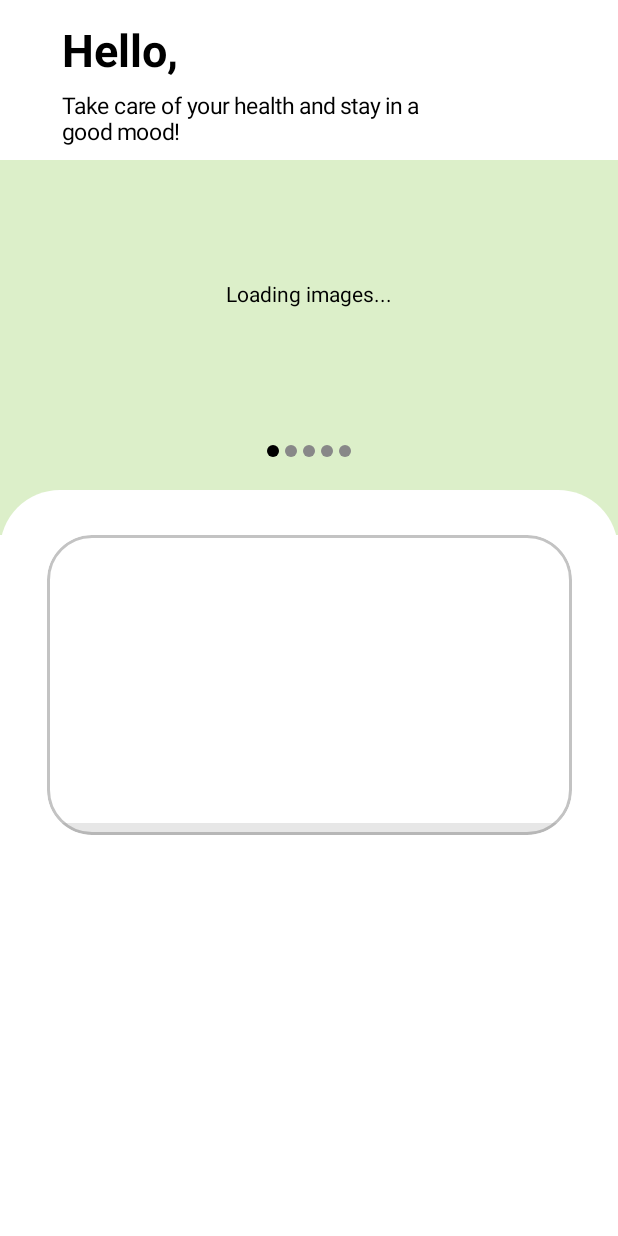
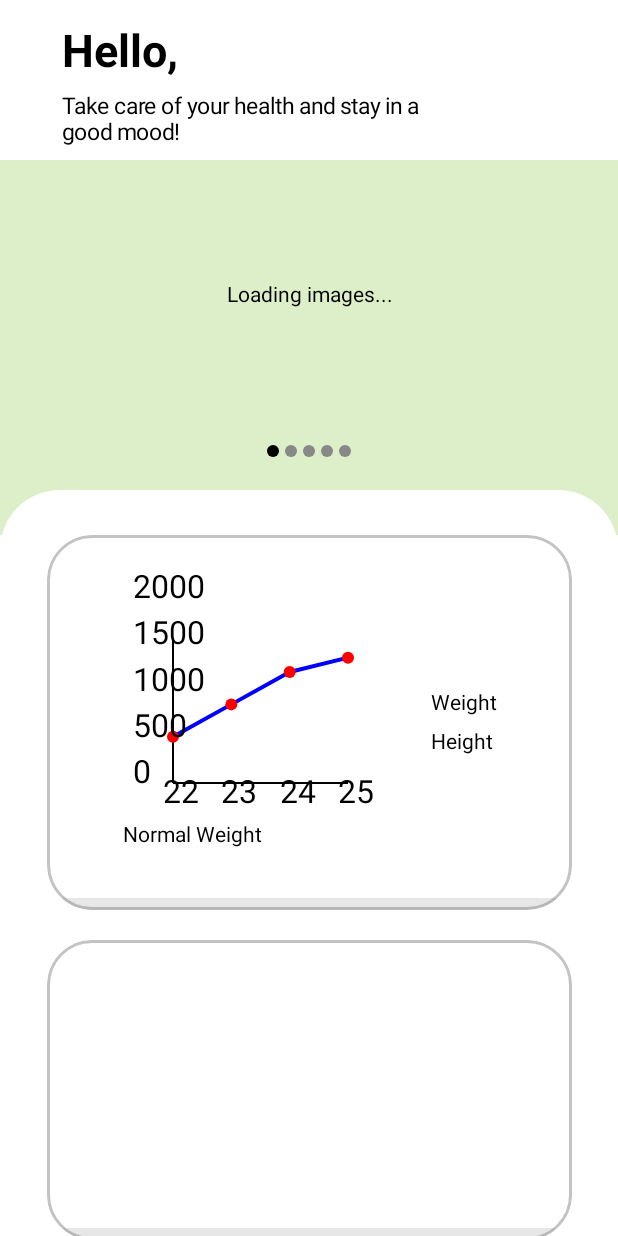
Before and after one commit to WahyuHeriyanto/Nutricom, an Android app built with Jetpack Compose: the @Preview function HomePreview, on a phone screen of 412 x 824 dp. Run offline under Robolectric (Android 15) with nearby library versions, the phone set to English and light mode, and no system bars; our stand-ins replace Firebase (no records; nobody signed in at launch, a user with empty details on screens opened directly), constraintlayout-compose; pictures from the network do not load.

Commit message:
Add Line Charts

```diff
--- a/composeApp/src/androidMain/kotlin/org/wahyuheriyanto/nutricom/view/HomeScreen.kt
+++ b/composeApp/src/androidMain/kotlin/org/wahyuheriyanto/nutricom/view/HomeScreen.kt
@@ -1,12 +1,11 @@
 package org.wahyuheriyanto.nutricom.view
 
 
-import androidx.compose.foundation.Image
+
 import androidx.compose.foundation.background
 import androidx.compose.foundation.border
 import androidx.compose.foundation.clickable
 import androidx.compose.foundation.gestures.detectDragGestures
-import androidx.compose.foundation.gestures.detectHorizontalDragGestures
 import androidx.compose.foundation.layout.Arrangement
 import androidx.compose.foundation.layout.Box
 import androidx.compose.foundation.layout.Column
@@ -19,6 +18,7 @@ import androidx.compose.foundation.layout.height
 import androidx.compose.foundation.layout.padding
 import androidx.compose.foundation.layout.size
 import androidx.compose.foundation.layout.width
+import androidx.compose.foundation.lazy.LazyColumn
 import androidx.compose.foundation.shape.CircleShape
 import androidx.compose.foundation.shape.RoundedCornerShape
 import androidx.compose.material.Surface
@@ -39,6 +39,7 @@ import androidx.compose.ui.geometry.Offset
 import androidx.compose.ui.geometry.Size
 import androidx.compose.ui.graphics.Brush
 import androidx.compose.ui.graphics.Color
+import androidx.compose.ui.graphics.nativeCanvas
 import androidx.compose.ui.input.pointer.pointerInput
 import androidx.compose.ui.layout.ContentScale
 import androidx.compose.ui.modifier.modifierLocalConsumer
@@ -52,6 +53,7 @@ import coil.compose.AsyncImage
 import coil.compose.rememberImagePainter
 import kotlinx.coroutines.delay
 import org.wahyuheriyanto.nutricom.R
+import org.wahyuheriyanto.nutricom.view.widget.LineChart
 import org.wahyuheriyanto.nutricom.viewmodel.AuthViewModel
 import org.wahyuheriyanto.nutricom.viewmodel.DataViewModel
 import org.wahyuheriyanto.nutricom.viewmodel.LoginState
@@ -74,7 +76,7 @@ fun HomeScreen(viewModel: AuthViewModel, viewModelTwo: DataViewModel) {
 
 
     ConstraintLayout {
-        val (title, text, boxCarousel, carousel, indicator, contentBox, bmiBox) = createRefs()
+        val (title, text, boxCarousel, carousel, indicator, contentBox, bmiBox, caloriesBox, gridBox) = createRefs()
 
         val topGuideline = createGuidelineFromTop(0.02f)
         val startGuideline = createGuidelineFromStart(0.1f)
@@ -176,7 +178,7 @@ fun HomeScreen(viewModel: AuthViewModel, viewModelTwo: DataViewModel) {
                     start.linkTo(startGuideline)
                     end.linkTo(endGuideline)
                 }
-                .width(300.dp)
+                .width(350.dp)
                 .height(180.dp)
                 .background(Color.Transparent)
                 .pointerInput(Unit) {
@@ -234,14 +236,63 @@ fun HomeScreen(viewModel: AuthViewModel, viewModelTwo: DataViewModel) {
         //BMI Box Content
         Box(modifier = Modifier
             .width(350.dp)
-            .constrainAs(bmiBox){
+            .constrainAs(bmiBox) {
                 top.linkTo(boxCarousel.bottom)
                 start.linkTo(startGuideline)
                 end.linkTo(endGuideline)
 
 
             }
-            .fillMaxWidth()
+            .height(250.dp)
+            .background(Color.White)
+            .background(brush = shimmerBrush)
+            .clip(RoundedCornerShape(30.dp))
+            .border(
+                width = 2.dp, // Ketebalan garis
+                color = Color.Gray.copy(alpha = 0.5f), // Warna garis tipis abu-abu
+                shape = RoundedCornerShape(30.dp) // Bentuk rounded mengikuti box
+            )
+
+            .drawBehind {
+                // Custom warna shadow bagian bawah
+                drawRect(
+                    color = Color.Gray.copy(alpha = 0.2f), // Warna shadow abu-abu tipis
+                    topLeft = Offset(0f, size.height - 8.dp.toPx()), // Posisi shadow di bawah
+                    size = Size(size.width, 20.dp.toPx()) // Ketebalan shadow
+                )
+            },
+            contentAlignment = Alignment.Center
+
+        ){
+            Row (horizontalArrangement = Arrangement.Center, // Menempatkan Column di tengah Row
+                verticalAlignment = Alignment.CenterVertically,
+                modifier = Modifier
+                    .width(280.dp)
+                    .height(280.dp)){
+                Column {
+                    LineChart(width = 150, height = 150)
+                    Text(text = "Normal Weight")
+                }
+                Spacer(modifier = Modifier.width(55.dp))
+
+                Column {
+                    Text(text = "Weight")
+                    Spacer(modifier = Modifier.height(10.dp))
+                    Text(text = "Height")
+                }
+            }
+
+        }
+
+        //Calories Box
+        Box(modifier = Modifier
+            .width(350.dp)
+            .constrainAs(caloriesBox) {
+                top.linkTo(bmiBox.bottom)
+                start.linkTo(startGuideline)
+                end.linkTo(endGuideline)
+            }
+            .padding(top = 20.dp)
             .height(200.dp)
             .background(Color.White)
             .background(brush = shimmerBrush)
@@ -260,6 +311,27 @@ fun HomeScreen(viewModel: AuthViewModel, viewModelTwo: DataViewModel) {
                     size = Size(size.width, 20.dp.toPx()) // Ketebalan shadow
                 )
             }
+
+        )
+
+        //Grid Content
+        Box(modifier = Modifier
+            .fillMaxWidth()
+            .constrainAs(gridBox) {
+                top.linkTo(caloriesBox.bottom)
+                start.linkTo(startGuideline)
+                end.linkTo(endGuideline)
+            }
+            .padding(top = 40.dp)
+            .height(300.dp)
+            .background(Color.White)
+            .border(
+                width = 2.dp, // Ketebalan garis
+                color = Color.Gray.copy(alpha = 0.5f), // Warna garis tipis abu-abu
+
+            )
+
+
 
         )
 
@@ -311,3 +383,12 @@ fun HomePreview(){
         HomeScreen(viewModel = AuthViewModel(), viewModelTwo = DataViewModel())
     }
 }
+
+@Preview (heightDp = 1200)
+@Composable
+
+fun LongPreview(){
+    Surface(modifier = Modifier.fillMaxSize()){
+        HomeScreen(viewModel = AuthViewModel(), viewModelTwo = DataViewModel())
+    }
+}
--- /dev/null
+++ b/composeApp/src/androidMain/kotlin/org/wahyuheriyanto/nutricom/view/widget/GraphWidget.kt
@@ -0,0 +1,115 @@
+package org.wahyuheriyanto.nutricom.view.widget
+
+import android.graphics.Paint
+import androidx.compose.foundation.Canvas
+import androidx.compose.foundation.layout.Box
+import androidx.compose.foundation.layout.fillMaxSize
+import androidx.compose.foundation.layout.height
+import androidx.compose.foundation.layout.width
+import androidx.compose.runtime.Composable
+import androidx.compose.ui.Modifier
+import androidx.compose.ui.geometry.Offset
+import androidx.compose.ui.graphics.Color
+import androidx.compose.ui.graphics.nativeCanvas
+import androidx.compose.ui.unit.dp
+
+
+    @Composable
+    fun LineChart( width : Int, height : Int ){
+        Box(modifier = Modifier.width(width.dp)
+            .height(height.dp)
+        ){
+            // Data untuk grafik
+            val data = listOf(500f, 850f, 1200f, 1355f)
+            val dates = listOf("22", "23", "24", "25")
+            val maxY = 2000f // Batas maksimum skala Y
+
+
+
+            Canvas(modifier = Modifier.fillMaxSize()) {
+                // Ukuran canvas
+                val canvasWidth = size.width
+                val canvasHeight = size.height
+
+                // Margin untuk sumbu
+                val marginX = 50f
+                val marginY = 40f
+
+                // Ukuran area grafik
+                val graphWidth = canvasWidth - marginX
+                val graphHeight = canvasHeight - marginY
+
+                // Skala untuk data
+                val stepX = graphWidth / (data.size - 1)
+                val scaleY = graphHeight / maxY
+
+                // Sumbu X dan Y
+                drawLine(
+                    color = Color.Black,
+                    start = Offset(marginX, marginY),
+                    end = Offset(marginX, canvasHeight - marginY),
+                    strokeWidth = 2f
+                )
+                drawLine(
+                    color = Color.Black,
+                    start = Offset(marginX, canvasHeight - marginY),
+                    end = Offset(canvasWidth, canvasHeight - marginY),
+                    strokeWidth = 2f
+                )
+
+                // Titik-titik data
+                val points = data.mapIndexed { index, value ->
+                    Offset(
+                        x = marginX + index * stepX,
+                        y = canvasHeight - marginY - (value * scaleY)
+                    )
+                }
+
+                // Garis antar titik
+                for (i in 0 until points.size - 1) {
+                    drawLine(
+                        color = Color.Blue,
+                        start = points[i],
+                        end = points[i + 1],
+                        strokeWidth = 4f
+                    )
+                }
+
+                // Titik data
+                points.forEach { point ->
+                    drawCircle(color = Color.Red, center = point, radius = 6f)
+                }
+
+                // Label sumbu X
+                dates.forEachIndexed { index, label ->
+                    drawContext.canvas.nativeCanvas.apply {
+                        drawText(
+                            label,
+                            marginX + index * stepX - 10f,
+                            canvasHeight - marginY + 20f,
+                            Paint().apply {
+                                color = android.graphics.Color.BLACK
+                                textSize = 32f
+                            }
+                        )
+                    }
+                }
+
+                // Label sumbu Y
+                listOf(0, 500, 1000, 1500, 2000).forEach { label ->
+                    val yOffset = canvasHeight - marginY - (label * scaleY)
+                    drawContext.canvas.nativeCanvas.apply {
+                        drawText(
+                            label.toString(),
+                            marginX - 40f,
+                            yOffset,
+                            Paint().apply {
+                                color = android.graphics.Color.BLACK
+                                textSize = 32f
+                            }
+                        )
+                    }
+                }
+            }
+        }
+    }
```
